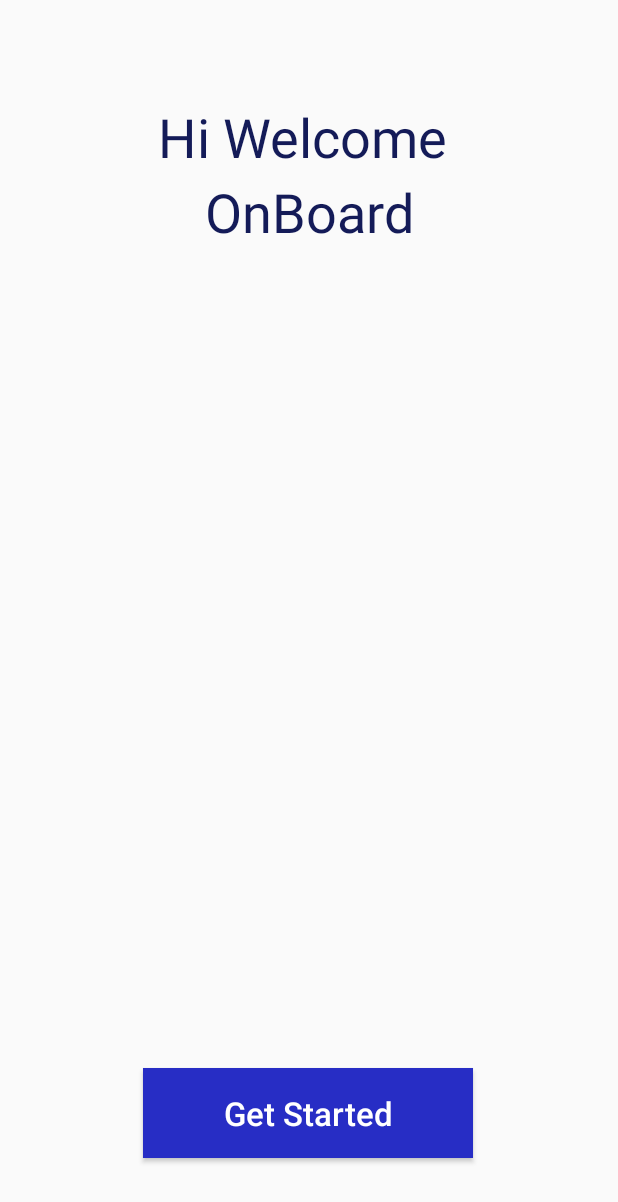
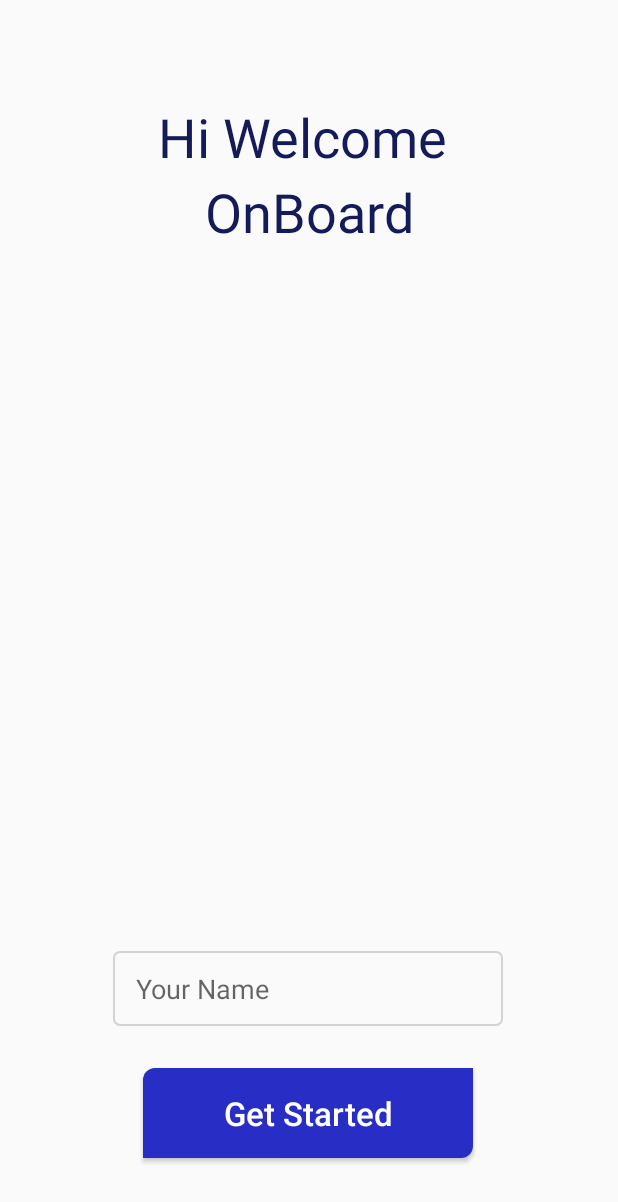
Before and after one commit to kevinrisqi/TiketOnline, an Android app: the GetStartedAct screen opened directly, with no data from a screen before it, on a phone screen of 412 x 824 dp. Shown: the top 1202 px of the screen. Run offline under Robolectric (Android 15) with nearby library versions, the phone set to English and light mode, and no system bars.

Commit message:
Custom Shape pada GetStarted

```diff
--- /dev/null
+++ b/app/src/main/res/drawable/bg_input.xml
@@ -0,0 +1,17 @@
+<?xml version="1.0" encoding="utf-8"?>
+<shape xmlns:android="http://schemas.android.com/apk/res/android">
+
+    <solid
+        android:color="#FAFAFA"
+        />
+
+    <stroke
+        android:width="1dp"
+        android:color="#D3D3D3"
+        />
+
+    <corners
+        android:radius="4dp"
+        />
+
+</shape>
--- /dev/null
+++ b/app/src/main/res/drawable/btn_primary.xml
@@ -0,0 +1,15 @@
+<?xml version="1.0" encoding="utf-8"?>
+<shape xmlns:android="http://schemas.android.com/apk/res/android">
+
+    <solid
+        android:color="@color/myBlue"
+        />
+
+
+
+    <corners
+        android:topLeftRadius="8dp"
+        android:bottomRightRadius="8dp"
+        />
+
+</shape>
--- a/app/src/main/res/layout/activity_get_started.xml
+++ b/app/src/main/res/layout/activity_get_started.xml
@@ -21,17 +21,30 @@
         app:layout_constraintVertical_bias="0.092" />
 
     <Button
-        android:text="Get Started"
-        android:textAllCaps="false"
-        android:background="@color/myBlue"
-        android:textColor="#ffffff"
-        android:textSize="22sp"
+        android:id="@+id/button"
         android:layout_width="220dp"
         android:layout_height="60dp"
         android:layout_marginBottom="52dp"
+        android:background="@drawable/btn_primary"
+        android:text="Get Started"
+        android:textAllCaps="false"
+        android:textColor="#ffffff"
+        android:textSize="22sp"
         app:layout_constraintBottom_toBottomOf="parent"
         app:layout_constraintEnd_toEndOf="parent"
         app:layout_constraintHorizontal_bias="0.497"
         app:layout_constraintStart_toStartOf="parent" />
 
+    <EditText
+        android:paddingLeft="15dp"
+        android:layout_width="260dp"
+        android:layout_height="50dp"
+        android:layout_marginBottom="28dp"
+        android:background="@drawable/bg_input"
+        android:hint="Your Name"
+        app:layout_constraintBottom_toTopOf="@+id/button"
+        app:layout_constraintEnd_toEndOf="parent"
+        app:layout_constraintHorizontal_bias="0.496"
+        app:layout_constraintStart_toStartOf="parent" />
+
 </androidx.constraintlayout.widget.ConstraintLayout>
```
